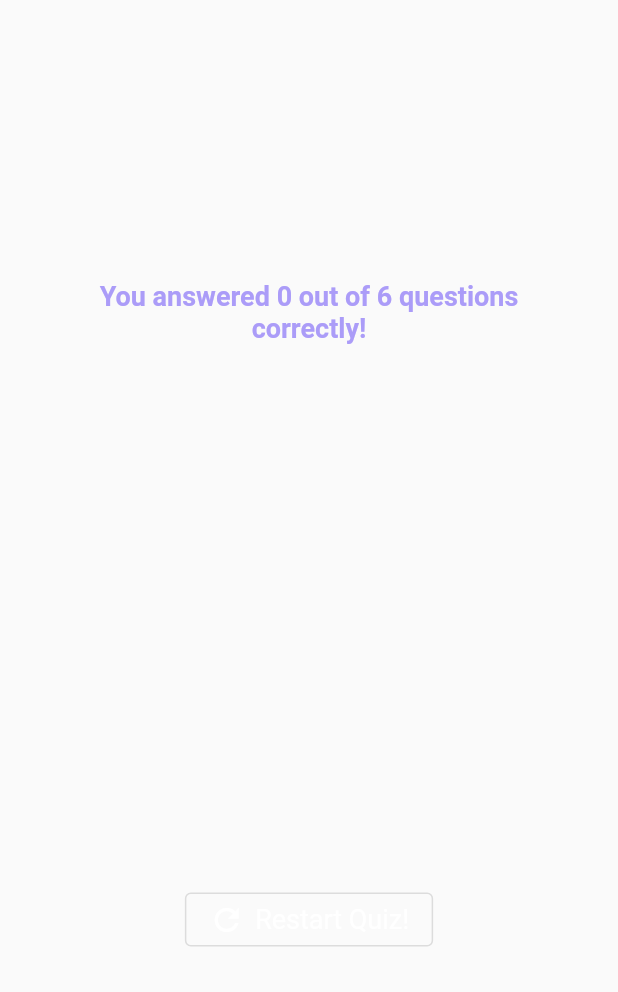
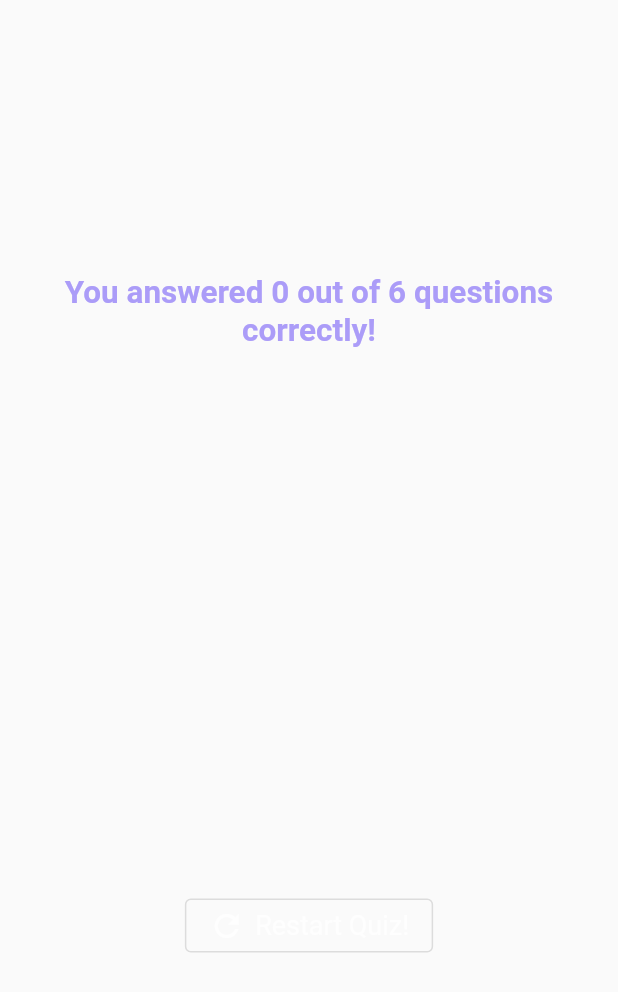
Before and after one commit to kartpop/quiz_app, a Flutter app: the ResultsScreen widget shown alone on an empty page, opened directly with empty values, on a phone screen of 412 x 824 dp. Shown: the top 992 px of the screen. Run offline on Flutter 3.47's test engine with Material 2 defaults, Android fonts, the phone set to English and light mode, and no system bars; our stand-ins replace google_fonts.

Commit message:
chore: styling

```diff
--- a/lib/quiz.dart
+++ b/lib/quiz.dart
@@ -24,7 +24,7 @@ class _QuizState extends State<Quiz> {
   var activeScreen = 'start-screen';
   List<String> selectedAnswers = [];
 
-  void switchScreen() {
+  void startQuiz() {
     setState(() {
       activeScreen = 'questions-screen';
     });
@@ -42,7 +42,7 @@ class _QuizState extends State<Quiz> {
 
   @override
   Widget build(context) {
-    Widget screenWidget = StartScreen(switchScreen);
+    Widget screenWidget = StartScreen(startQuiz);
 
     if (activeScreen == 'questions-screen') {
       screenWidget = QuestionsScreen(
--- a/lib/results_screen.dart
+++ b/lib/results_screen.dart
@@ -44,7 +44,7 @@ class ResultsScreen extends StatelessWidget {
                 textAlign: TextAlign.center,
                 style: const TextStyle(
                   color: Color.fromARGB(255, 171, 156, 248),
-                  fontSize: 18,
+                  fontSize: 21,
                   fontWeight: FontWeight.bold,
                 )),
             const SizedBox(
@@ -57,7 +57,7 @@ class ResultsScreen extends StatelessWidget {
             OutlinedButton.icon(
               onPressed: () {},
               style: OutlinedButton.styleFrom(
-                  foregroundColor: Colors.white,
+                  foregroundColor: const Color.fromARGB(194, 255, 255, 255),
                   textStyle: const TextStyle(fontSize: 18)),
               icon: const Icon(Icons.refresh),
               label: const Text(
```
